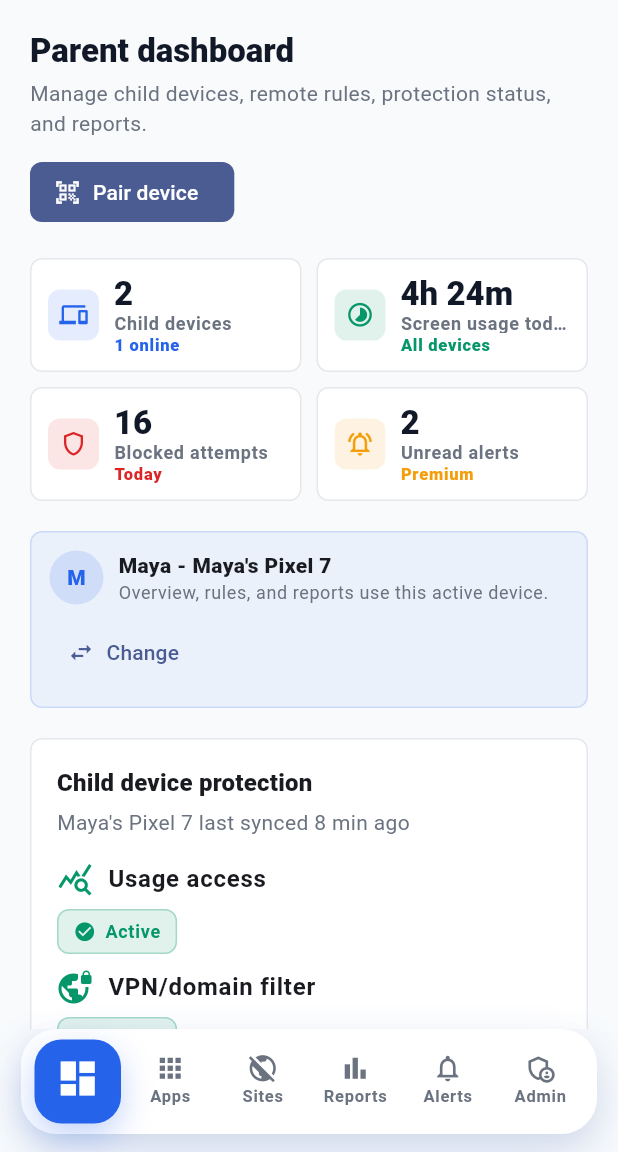
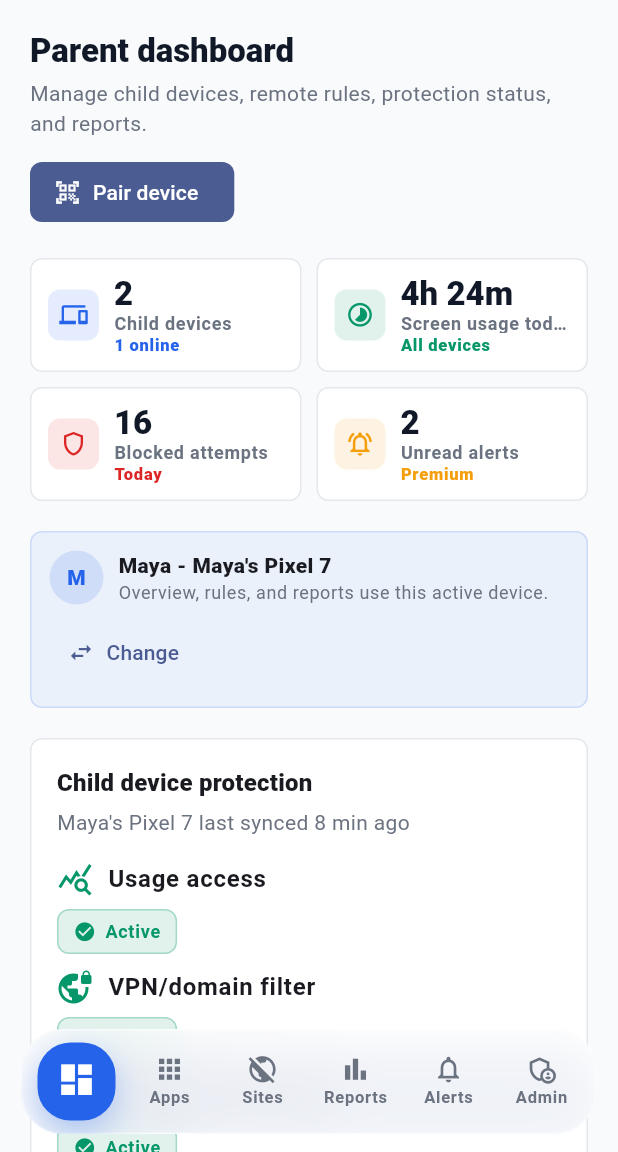
Before and after one commit to mr7aali/offspring_tracker, a Flutter app: the DashboardScreen screen opened by its route, on a phone screen of 412 x 824 dp, the part 84-1236 px from its top. Run offline on Flutter 3.47's test engine with Material 3 defaults, Android fonts, the phone set to English and light mode, and no system bars; accounts and stored records are empty.

Commit message:
trasparency added in the bottom navigation

```diff
--- a/lib/features/offspring/presentation/screens/dashboard_screen.dart
+++ b/lib/features/offspring/presentation/screens/dashboard_screen.dart
@@ -1,3 +1,5 @@
+import 'dart:ui';
+
 import 'package:flutter/material.dart';
 
 import '../../../../config/dependency_injection.dart';
@@ -69,6 +71,7 @@ class _DashboardScreenState extends State<DashboardScreen> {
         final isWide = MediaQuery.sizeOf(context).width >= 900;
         final summary = _controller.summary;
         return Scaffold(
+          extendBody: !isWide,
           drawer: _DashboardDrawer(controller: _controller, onLogout: _logout),
           appBar: AppBar(
             titleSpacing: 16,
--- a/lib/features/offspring/presentation/widgets/dashboard/dashboard_navigation.dart
+++ b/lib/features/offspring/presentation/widgets/dashboard/dashboard_navigation.dart
@@ -101,54 +101,78 @@ class _AnimatedDashboardBottomNav extends StatelessWidget {
 
     return SafeArea(
       top: false,
-      child: Container(
-        margin: const EdgeInsets.fromLTRB(14, 0, 14, 12),
-        padding: const EdgeInsets.all(6),
+      child: Padding(
+        padding: const EdgeInsets.fromLTRB(14, 0, 14, 12),
+        child: Align(
+          alignment: Alignment.bottomCenter,
+          heightFactor: 1,
+          child: ConstrainedBox(
+            constraints: const BoxConstraints(maxWidth: 520),
+            child: ClipRRect(
+              borderRadius: BorderRadius.circular(28),
+              child: BackdropFilter(
+                filter: ImageFilter.blur(sigmaX: 18, sigmaY: 18),
+                child: DecoratedBox(
                   decoration: BoxDecoration(
-          color: Colors.white,
-          borderRadius: BorderRadius.circular(24),
-          border: Border.all(color: Colors.white),
+                    color: Colors.white.withValues(alpha: 0.72),
+                    borderRadius: BorderRadius.circular(28),
+                    border: Border.all(
+                      color: Colors.white.withValues(alpha: 0.62),
+                    ),
                     boxShadow: [
                       BoxShadow(
-              color: AppColors.primary.withValues(alpha: 0.12),
-              blurRadius: 28,
-              offset: const Offset(0, 14),
+                        color: AppColors.primary.withValues(alpha: 0.16),
+                        blurRadius: 30,
+                        offset: const Offset(0, 16),
                       ),
                       BoxShadow(
-              color: AppColors.ink.withValues(alpha: 0.08),
+                        color: AppColors.ink.withValues(alpha: 0.1),
                         blurRadius: 18,
                         offset: const Offset(0, 8),
                       ),
                     ],
                   ),
+                  child: Padding(
+                    padding: const EdgeInsets.all(6),
+                    child: Material(
+                      type: MaterialType.transparency,
                       child: LayoutBuilder(
                         builder: (context, constraints) {
-            final selectedIndex = _dashboardDestinations.indexWhere(
-              (destination) => destination.section == controller.section,
+                          final selectedIndex = _dashboardDestinations
+                              .indexWhere(
+                                (destination) =>
+                                    destination.section == controller.section,
                               );
                           final itemWidth =
-                constraints.maxWidth / _dashboardDestinations.length;
+                              constraints.maxWidth /
+                              _dashboardDestinations.length;
+                          final indicatorWidth = itemWidth < 52
+                              ? itemWidth - 4
+                              : 52.0;
+                          final indicatorLeft =
+                              (itemWidth * selectedIndex) +
+                              ((itemWidth - indicatorWidth) / 2);
 
                           return SizedBox(
-              height: 56,
+                            height: 58,
                             child: Stack(
                               children: [
                                 AnimatedPositioned(
                                   duration: duration,
                                   curve: Curves.easeOutCubic,
-                    left: itemWidth * selectedIndex,
-                    top: 0,
-                    bottom: 0,
-                    width: itemWidth,
-                    child: Padding(
-                      padding: const EdgeInsets.symmetric(horizontal: 2),
+                                  left: indicatorLeft,
+                                  top: 3,
+                                  bottom: 3,
+                                  width: indicatorWidth,
                                   child: DecoratedBox(
                                     decoration: BoxDecoration(
                                       color: AppColors.primary,
-                          borderRadius: BorderRadius.circular(18),
+                                      borderRadius: BorderRadius.circular(22),
                                       boxShadow: [
                                         BoxShadow(
-                              color: AppColors.primary.withValues(alpha: 0.28),
+                                          color: AppColors.primary.withValues(
+                                            alpha: 0.32,
+                                          ),
                                           blurRadius: 18,
                                           offset: const Offset(0, 8),
                                         ),
@@ -156,16 +180,19 @@ class _AnimatedDashboardBottomNav extends StatelessWidget {
                                     ),
                                   ),
                                 ),
-                  ),
                                 Row(
                                   children: [
-                      for (final destination in _dashboardDestinations)
+                                    for (final destination
+                                        in _dashboardDestinations)
                                       Expanded(
                                         child: _AnimatedDashboardBottomNavItem(
                                           destination: destination,
-                            selected: controller.section == destination.section,
-                            onTap: () =>
-                                controller.showSection(destination.section),
+                                          selected:
+                                              controller.section ==
+                                              destination.section,
+                                          onTap: () => controller.showSection(
+                                            destination.section,
+                                          ),
                                         ),
                                       ),
                                   ],
@@ -174,6 +201,13 @@ class _AnimatedDashboardBottomNav extends StatelessWidget {
                             ),
                           );
                         },
+                      ),
+                    ),
+                  ),
+                ),
+              ),
+            ),
+          ),
         ),
       ),
     );
@@ -205,13 +239,13 @@ class _AnimatedDashboardBottomNavItem extends StatelessWidget {
       child: Tooltip(
         message: destination.label,
         child: InkWell(
-          borderRadius: BorderRadius.circular(18),
+          borderRadius: BorderRadius.circular(22),
           onTap: selected ? null : onTap,
           child: AnimatedContainer(
             duration: duration,
             curve: Curves.easeOutCubic,
-            height: 52,
-            padding: const EdgeInsets.symmetric(horizontal: 8),
+            height: 56,
+            padding: const EdgeInsets.symmetric(horizontal: 6),
             decoration: const BoxDecoration(color: Colors.transparent),
             child: AnimatedSwitcher(
               duration: duration,
@@ -228,7 +262,7 @@ class _AnimatedDashboardBottomNavItem extends StatelessWidget {
                       key: const ValueKey('selected'),
                       child: Icon(
                         destination.selectedIcon,
-                        size: 30,
+                        size: 27,
                         color: Colors.white,
                       ),
                     )
@@ -270,8 +304,14 @@ class _DashboardBody extends StatelessWidget {
 
   @override
   Widget build(BuildContext context) {
+    final isWide = MediaQuery.sizeOf(context).width >= 900;
     return SingleChildScrollView(
-      padding: const EdgeInsets.all(AppSizes.pagePadding),
+      padding: EdgeInsets.fromLTRB(
+        AppSizes.pagePadding,
+        AppSizes.pagePadding,
+        AppSizes.pagePadding,
+        isWide ? AppSizes.pagePadding : 104,
+      ),
       child: Center(
         child: ConstrainedBox(
           constraints: const BoxConstraints(maxWidth: 1180),
```
Lines whose indentation alone changed are shown as unchanged.
